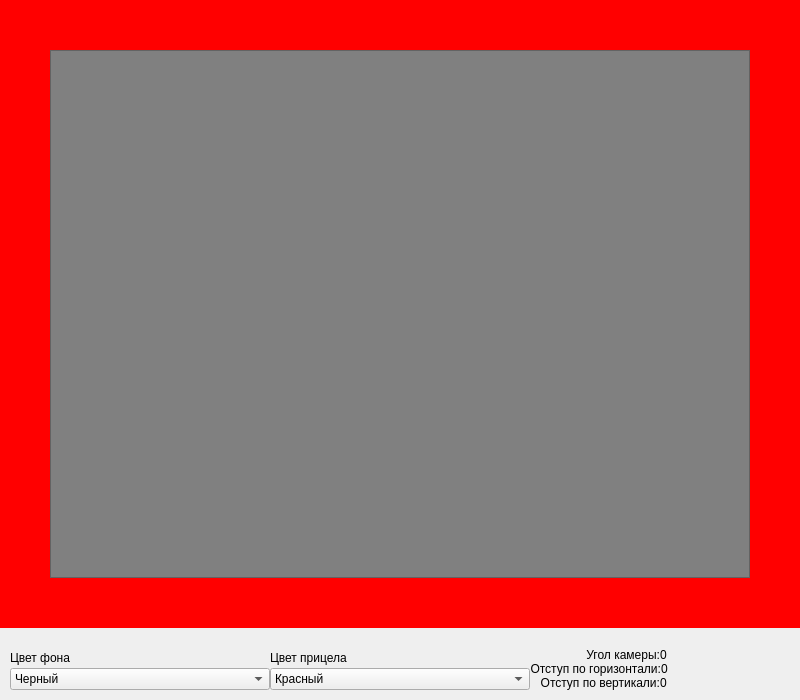
Kobanoss/ScopeControl, file ScopeControlClient/ui/widget.ui: the form before one commit.
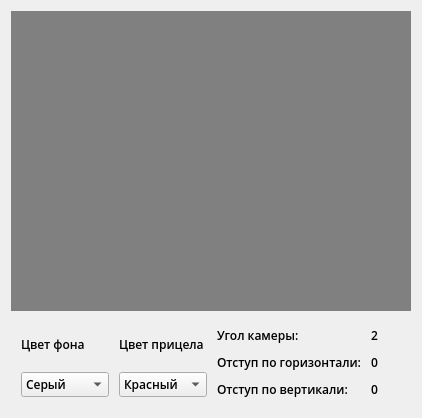
The form after the commit. Icons and pictures are not drawn.

```diff
--- a/ScopeControlClient/ui/widget.ui
+++ b/ScopeControlClient/ui/widget.ui
@@ -6,8 +6,8 @@
    <rect>
     <x>0</x>
     <y>0</y>
-    <width>800</width>
-    <height>700</height>
+    <width>420</width>
+    <height>416</height>
    </rect>
   </property>
   <property name="windowTitle">
@@ -17,183 +17,147 @@
    <iconset resource="../static/resources.qrc">
     <normaloff>:/logo/rocket.ico</normaloff>:/logo/rocket.ico</iconset>
   </property>
-  <layout class="QVBoxLayout" name="verticalLayout_4" stretch="0,0">
-   <property name="spacing">
-    <number>10</number>
-   </property>
-   <property name="leftMargin">
-    <number>0</number>
-   </property>
-   <property name="topMargin">
-    <number>0</number>
-   </property>
-   <property name="rightMargin">
-    <number>0</number>
-   </property>
-   <property name="bottomMargin">
-    <number>0</number>
-   </property>
+  <property name="styleSheet">
+   <string notr="true">QLabel {
+	min-width:30px;
+}
+
+#widget_Main {
+	background-color: cyan;
+}</string>
+  </property>
+  <layout class="QVBoxLayout" name="verticalLayout">
    <item>
-    <widget class="QWidget" name="widget_main" native="true">
+    <layout class="QGridLayout" name="gridLayout_Main" rowstretch="0,0,0,0,0,0" columnstretch="0,0,0">
+     <property name="sizeConstraint">
+      <enum>QLayout::SetFixedSize</enum>
+     </property>
+     <property name="spacing">
+      <number>0</number>
+     </property>
+     <item row="1" column="2">
+      <spacer name="horizontalSpacer_right">
+       <property name="orientation">
+        <enum>Qt::Horizontal</enum>
+       </property>
+       <property name="sizeType">
+        <enum>QSizePolicy::Preferred</enum>
+       </property>
+       <property name="sizeHint" stdset="0">
+        <size>
+         <width>0</width>
+         <height>0</height>
+        </size>
+       </property>
+      </spacer>
+     </item>
+     <item row="0" column="1">
+      <spacer name="verticalSpacer_up">
+       <property name="orientation">
+        <enum>Qt::Vertical</enum>
+       </property>
+       <property name="sizeType">
+        <enum>QSizePolicy::Preferred</enum>
+       </property>
+       <property name="sizeHint" stdset="0">
+        <size>
+         <width>0</width>
+         <height>0</height>
+        </size>
+       </property>
+      </spacer>
+     </item>
+     <item row="5" column="1">
+      <spacer name="verticalSpacer_down">
+       <property name="orientation">
+        <enum>Qt::Vertical</enum>
+       </property>
+       <property name="sizeType">
+        <enum>QSizePolicy::Preferred</enum>
+       </property>
+       <property name="sizeHint" stdset="0">
+        <size>
+         <width>0</width>
+         <height>0</height>
+        </size>
+       </property>
+      </spacer>
+     </item>
+     <item row="1" column="0">
+      <spacer name="horizontalSpacer_left">
+       <property name="orientation">
+        <enum>Qt::Horizontal</enum>
+       </property>
+       <property name="sizeType">
+        <enum>QSizePolicy::Preferred</enum>
+       </property>
+       <property name="sizeHint" stdset="0">
+        <size>
+         <width>0</width>
+         <height>0</height>
+        </size>
+       </property>
+      </spacer>
+     </item>
+     <item row="1" column="1">
+      <widget class="QWidget" name="widget_image" native="true">
+       <property name="minimumSize">
+        <size>
+         <width>400</width>
+         <height>300</height>
+        </size>
+       </property>
+       <property name="autoFillBackground">
+        <bool>false</bool>
+       </property>
+       <property name="styleSheet">
+        <string notr="true">background-color:grey;</string>
+       </property>
+       <layout class="QGridLayout" name="gridLayout_image">
+        <property name="leftMargin">
+         <number>0</number>
+        </property>
+        <property name="topMargin">
+         <number>0</number>
+        </property>
+        <property name="rightMargin">
+         <number>0</number>
+        </property>
+        <property name="bottomMargin">
+         <number>0</number>
+        </property>
+        <property name="spacing">
+         <number>0</number>
+        </property>
+       </layout>
+      </widget>
+     </item>
+    </layout>
+   </item>
+   <item>
+    <widget class="QWidget" name="widget_bar" native="true">
      <property name="sizePolicy">
-      <sizepolicy hsizetype="Expanding" vsizetype="Expanding">
+      <sizepolicy hsizetype="Minimum" vsizetype="Minimum">
        <horstretch>0</horstretch>
        <verstretch>0</verstretch>
       </sizepolicy>
      </property>
      <property name="minimumSize">
       <size>
-       <width>800</width>
-       <height>600</height>
-      </size>
-     </property>
-     <property name="sizeIncrement">
-      <size>
        <width>0</width>
-       <height>0</height>
+       <height>90</height>
       </size>
      </property>
-     <property name="baseSize">
+     <property name="maximumSize">
       <size>
-       <width>0</width>
-       <height>0</height>
+       <width>16777215</width>
+       <height>90</height>
       </size>
      </property>
-     <property name="styleSheet">
-      <string notr="true">background-color: red;</string>
-     </property>
-     <layout class="QGridLayout" name="gridLayout_2">
-      <property name="leftMargin">
-       <number>10</number>
-      </property>
-      <property name="topMargin">
-       <number>10</number>
-      </property>
-      <property name="rightMargin">
-       <number>10</number>
-      </property>
-      <property name="bottomMargin">
-       <number>10</number>
-      </property>
-      <property name="spacing">
-       <number>0</number>
-      </property>
-      <item row="1" column="0">
-       <spacer name="horizontalSpacer_left">
-        <property name="orientation">
-         <enum>Qt::Horizontal</enum>
-        </property>
-        <property name="sizeType">
-         <enum>QSizePolicy::Fixed</enum>
-        </property>
-        <property name="sizeHint" stdset="0">
-         <size>
-          <width>40</width>
-          <height>20</height>
-         </size>
-        </property>
-       </spacer>
-      </item>
-      <item row="1" column="1">
-       <widget class="QFrame" name="frame">
-        <property name="sizePolicy">
-         <sizepolicy hsizetype="Preferred" vsizetype="Preferred">
-          <horstretch>0</horstretch>
-          <verstretch>0</verstretch>
-         </sizepolicy>
-        </property>
-        <property name="minimumSize">
-         <size>
-          <width>400</width>
-          <height>300</height>
-         </size>
-        </property>
-        <property name="maximumSize">
-         <size>
-          <width>16777215</width>
-          <height>16777215</height>
-         </size>
-        </property>
-        <property name="sizeIncrement">
-         <size>
-          <width>4</width>
-          <height>3</height>
-         </size>
-        </property>
-        <property name="baseSize">
-         <size>
-          <width>4</width>
-          <height>3</height>
-         </size>
-        </property>
-        <property name="autoFillBackground">
-         <bool>false</bool>
-        </property>
-        <property name="styleSheet">
-         <string notr="true">background-color: grey;</string>
-        </property>
-        <property name="frameShape">
-         <enum>QFrame::StyledPanel</enum>
-        </property>
-        <property name="frameShadow">
-         <enum>QFrame::Sunken</enum>
-        </property>
-       </widget>
-      </item>
-      <item row="0" column="1">
-       <spacer name="verticalSpacer_up">
-        <property name="orientation">
-         <enum>Qt::Vertical</enum>
-        </property>
-        <property name="sizeType">
-         <enum>QSizePolicy::Fixed</enum>
-        </property>
-        <property name="sizeHint" stdset="0">
-         <size>
-          <width>20</width>
-          <height>40</height>
-         </size>
-        </property>
-       </spacer>
-      </item>
-      <item row="1" column="2">
-       <spacer name="horizontalSpacer_right">
-        <property name="orientation">
-         <enum>Qt::Horizontal</enum>
-        </property>
-        <property name="sizeType">
-         <enum>QSizePolicy::Fixed</enum>
-        </property>
-        <property name="sizeHint" stdset="0">
-         <size>
-          <width>40</width>
-          <height>20</height>
-         </size>
-        </property>
-       </spacer>
-      </item>
-      <item row="2" column="1">
-       <spacer name="verticalSpacer_down">
-        <property name="orientation">
-         <enum>Qt::Vertical</enum>
-        </property>
-        <property name="sizeType">
-         <enum>QSizePolicy::Fixed</enum>
-        </property>
-        <property name="sizeHint" stdset="0">
-         <size>
-          <width>20</width>
-          <height>40</height>
-         </size>
-        </property>
-       </spacer>
-      </item>
-     </layout>
-    </widget>
-   </item>
-   <item>
-    <widget class="QWidget" name="widget" native="true">
      <layout class="QGridLayout" name="gridLayout">
+      <property name="sizeConstraint">
+       <enum>QLayout::SetDefaultConstraint</enum>
+      </property>
       <property name="leftMargin">
        <number>10</number>
       </property>
@@ -213,14 +177,22 @@
        <number>5</number>
       </property>
       <item row="0" column="0">
-       <layout class="QHBoxLayout" name="horizontalLayout_4">
+       <layout class="QHBoxLayout" name="horizontalLayout_Bar">
+        <property name="spacing">
+         <number>10</number>
+        </property>
         <item>
-         <layout class="QVBoxLayout" name="verticalLayout">
+         <layout class="QVBoxLayout" name="verticalLayout_Background">
           <property name="sizeConstraint">
            <enum>QLayout::SetNoConstraint</enum>
           </property>
           <item>
            <widget class="QLabel" name="label_name_background">
+            <property name="font">
+             <font>
+              <family>Open Sans Semibold</family>
+             </font>
+            </property>
             <property name="text">
              <string>Цвет фона</string>
             </property>
@@ -228,16 +200,14 @@
           </item>
           <item>
            <widget class="QComboBox" name="comboBox_background">
-            <item>
-             <property name="text">
-              <string>Черный</string>
-             </property>
-            </item>
-            <item>
-             <property name="text">
-              <string>Белый</string>
-             </property>
-            </item>
+            <property name="font">
+             <font>
+              <family>Open Sans Semibold</family>
+             </font>
+            </property>
+            <property name="styleSheet">
+             <string notr="true"/>
+            </property>
             <item>
              <property name="text">
               <string>Серый</string>
@@ -254,6 +224,11 @@
           </property>
           <item>
            <widget class="QLabel" name="label_name_crosshair_color">
+            <property name="font">
+             <font>
+              <family>Open Sans Semibold</family>
+             </font>
+            </property>
             <property name="text">
              <string>Цвет прицела</string>
             </property>
@@ -261,6 +236,11 @@
           </item>
           <item>
            <widget class="QComboBox" name="comboBox_crosshair_color">
+            <property name="font">
+             <font>
+              <family>Open Sans Semibold</family>
+             </font>
+            </property>
             <item>
              <property name="text">
               <string>Красный</string>
@@ -284,11 +264,16 @@
            <layout class="QHBoxLayout" name="horizontalLayout">
             <item>
              <widget class="QLabel" name="label_name_Angle">
+              <property name="font">
+               <font>
+                <family>Open Sans Semibold</family>
+               </font>
+              </property>
               <property name="text">
                <string>Угол камеры:</string>
               </property>
               <property name="alignment">
-               <set>Qt::AlignRight|Qt::AlignTrailing|Qt::AlignVCenter</set>
+               <set>Qt::AlignLeading|Qt::AlignLeft|Qt::AlignVCenter</set>
               </property>
              </widget>
             </item>
@@ -302,12 +287,17 @@
               </property>
               <property name="maximumSize">
                <size>
-                <width>16777215</width>
+                <width>30</width>
                 <height>16777215</height>
                </size>
               </property>
+              <property name="font">
+               <font>
+                <family>Open Sans Semibold</family>
+               </font>
+              </property>
               <property name="text">
-               <string>0</string>
+               <string>2</string>
               </property>
              </widget>
             </item>
@@ -317,16 +307,32 @@
            <layout class="QHBoxLayout" name="horizontalLayout_2">
             <item>
              <widget class="QLabel" name="label_name_OffsetH">
+              <property name="font">
+               <font>
+                <family>Open Sans Semibold</family>
+               </font>
+              </property>
               <property name="text">
                <string>Отступ по горизонтали:</string>
               </property>
               <property name="alignment">
-               <set>Qt::AlignRight|Qt::AlignTrailing|Qt::AlignVCenter</set>
+               <set>Qt::AlignLeading|Qt::AlignLeft|Qt::AlignVCenter</set>
               </property>
              </widget>
             </item>
             <item>
              <widget class="QLabel" name="label_value_OffsetH">
+              <property name="maximumSize">
+               <size>
+                <width>30</width>
+                <height>16777215</height>
+               </size>
+              </property>
+              <property name="font">
+               <font>
+                <family>Open Sans Semibold</family>
+               </font>
+              </property>
               <property name="text">
                <string>0</string>
               </property>
@@ -338,16 +344,32 @@
            <layout class="QHBoxLayout" name="horizontalLayout_3">
             <item>
              <widget class="QLabel" name="label_name_OffsetV">
+              <property name="font">
+               <font>
+                <family>Open Sans Semibold</family>
+               </font>
+              </property>
               <property name="text">
                <string>Отступ по вертикали:</string>
               </property>
               <property name="alignment">
-               <set>Qt::AlignRight|Qt::AlignTrailing|Qt::AlignVCenter</set>
+               <set>Qt::AlignLeading|Qt::AlignLeft|Qt::AlignVCenter</set>
               </property>
              </widget>
             </item>
             <item>
              <widget class="QLabel" name="label_value_OffsetV">
+              <property name="maximumSize">
+               <size>
+                <width>30</width>
+                <height>16777215</height>
+               </size>
+              </property>
+              <property name="font">
+               <font>
+                <family>Open Sans Semibold</family>
+               </font>
+              </property>
               <property name="text">
                <string>0</string>
               </property>
```
Left out of the diff: 18 changed lines with no effect on the pictures.
